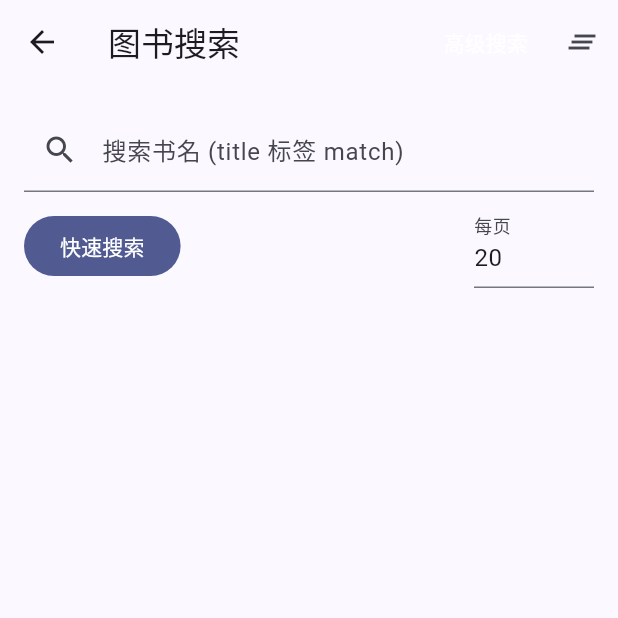
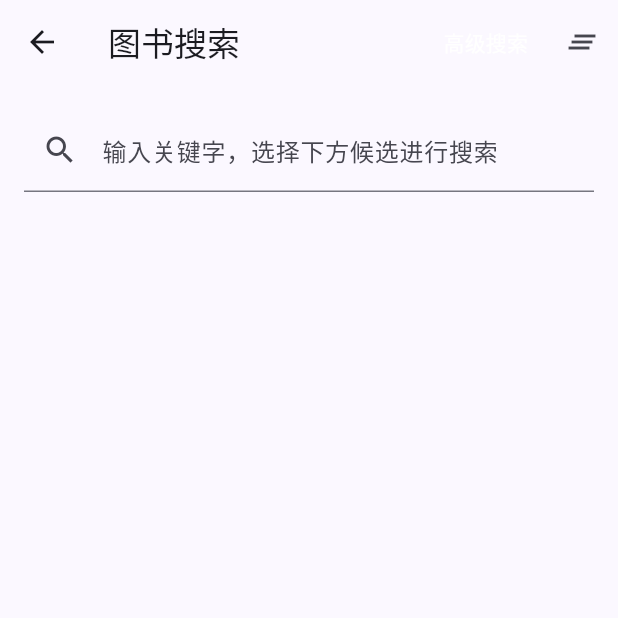
Before and after one commit to enten0103/voidlord, a Flutter app: the BookSearchPage screen opened directly, on a phone screen of 412 x 824 dp, the top half of it. Run offline on Flutter 3.47's test engine with Material 3 defaults, Android fonts, the phone set to English and light mode, and no system bars; our stand-ins replace dio, file_picker, get, shared_preferences; missing offline and left inert: system_fonts, window_manager; accounts and stored records are empty.

Commit message:
feat(search): 简单模式移除按钮并添加标题/作者/分类候选
输入联想候选：标题/作者/分类；选择后使用对应 KEY 的 match 搜索；回车默认 TITLE；支持 CLASS 搜索；控制器添加 searchMatchKey 方法

```diff
--- a/lib/pages/search/book_search_controller.dart
+++ b/lib/pages/search/book_search_controller.dart
@@ -84,8 +84,13 @@ class BookSearchController extends GetxController {
 
   /// 简单模式搜索：按 title 标签做 match
   Future<void> searchSimple({bool reset = true}) async {
+    // 默认使用 TITLE 做匹配
+    await searchMatchKey('TITLE', reset: reset);
+  }
+
+  /// 根据指定标签 key (TITLE/AUTHOR/CLASS 等) 做 match 搜索
+  Future<void> searchMatchKey(String key, {bool reset = true}) async {
     if (loading.value) return;
-    // 将 conditions 暂不参与（保留高级模式配置但不作用）
     searching.value = true;
     if (reset) {
       offset.value = 0;
@@ -96,9 +101,10 @@ class BookSearchController extends GetxController {
     loading.value = true;
     try {
       final q = simpleQuery.value.trim();
-          final List<BookSearchCondition> list = q.isEmpty
-              ? []
-              : [BookSearchCondition(target: 'TITLE', op: 'match', value: q)];
+      final keyUp = key.toUpperCase();
+      final List<BookSearchCondition> list = q.isEmpty
+          ? []
+          : [BookSearchCondition(target: keyUp, op: 'match', value: q)];
       final resp = await api.searchBooks(
         conditions: list,
         limit: limit.value,
--- a/lib/pages/search/book_search_page.dart
+++ b/lib/pages/search/book_search_page.dart
@@ -153,8 +153,7 @@ class BookSearchPage extends GetView<BookSearchController> {
                 enabled: !controller.loading.value,
                 keyboardType: TextInputType.number,
                 decoration: const InputDecoration(labelText: '每页'),
-                controller:
-                    TextEditingController(
+                controller: TextEditingController(
                   text: controller.limit.value.toString(),
                 )
                   ..selection = TextSelection.fromPosition(
@@ -190,68 +189,28 @@ class BookSearchPage extends GetView<BookSearchController> {
           controller: queryCtrl,
           enabled: !controller.loading.value,
           decoration: const InputDecoration(
-            labelText: '搜索书名 (title 标签 match)',
+            labelText: '输入关键字，选择下方候选进行搜索',
             prefixIcon: Icon(Icons.search),
           ),
           onSubmitted: (_) async {
             controller.simpleQuery.value = queryCtrl.text;
-            await controller.searchSimple(reset: true);
+            await controller.searchMatchKey('TITLE', reset: true);
             if (controller.results.isEmpty && controller.error.value == null) {
               SideBanner.warning('未找到匹配书籍');
             }
           },
           onChanged: (v) => controller.simpleQuery.value = v,
         ),
-        const SizedBox(height: 8),
-        Row(
-          children: [
-            FilledButton(
-              onPressed: controller.loading.value
-                  ? null
-                  : () async {
-                      await controller.searchSimple(reset: true);
-                      if (controller.results.isEmpty &&
-                          controller.error.value == null) {
-                        SideBanner.info('无结果, 可尝试开启高级搜索');
-                      }
-                    },
-              child: const Text('快速搜索'),
-            ),
-            const SizedBox(width: 12),
+        const SizedBox(height: 6),
+        _suggestions(context),
         if (controller.loading.value)
-              const SizedBox(
+          const Padding(
+            padding: EdgeInsets.only(top: 8.0),
+            child: SizedBox(
               width: 20,
               height: 20,
               child: CircularProgressIndicator(strokeWidth: 2),
             ),
-            const Spacer(),
-            if (!controller.advancedMode.value)
-              SizedBox(
-                width: 80,
-                child: TextField(
-                  enabled: !controller.loading.value,
-                  keyboardType: TextInputType.number,
-                  decoration: const InputDecoration(labelText: '每页'),
-                  controller:
-                      TextEditingController(
-                          text: controller.limit.value.toString(),
-                        )
-                        ..selection = TextSelection.fromPosition(
-                          TextPosition(
-                            offset: controller.limit.value.toString().length,
-                          ),
-                        ),
-                  onSubmitted: (v) {
-                    final n = int.tryParse(v.trim());
-                    if (n != null && n > 0 && n <= 100) {
-                      controller.limit.value = n;
-                    } else {
-                      SideBanner.warning('范围 1~100');
-                    }
-                  },
-                ),
-              ),
-          ],
           ),
       ],
     );
@@ -341,6 +300,7 @@ class BookSearchPage extends GetView<BookSearchController> {
           if (k == 'TITLE') title = t.value;
           if (k == 'AUTHOR') author = t.value;
           if (k == 'COVER') cover = t.value;
+          // CLASS 目前用于搜索匹配，不在网格展示；如需显示可扩展 BookTile。
         }
         return BookTile(title: title, author: author, cover: cover);
       },
@@ -353,4 +313,45 @@ class BookSearchPage extends GetView<BookSearchController> {
     if (maxWidth < 1024) return 4;
     return 5;
   }
+
+  /// 根据输入展示三个候选：标题/作者/分类
+  Widget _suggestions(BuildContext context) {
+    final q = controller.simpleQuery.value.trim();
+    if (q.isEmpty) return const SizedBox();
+    final List<_Candidate> list = [
+      _Candidate(label: '标题', key: 'TITLE', display: '标题：$q'),
+      _Candidate(label: '作者', key: 'AUTHOR', display: '作者：$q'),
+      _Candidate(label: '分类', key: 'CLASS', display: '分类：$q'),
+    ];
+    return Card(
+      elevation: 2,
+      margin: const EdgeInsets.only(top: 4),
+      child: Column(
+        children: [
+          for (final c in list)
+            ListTile(
+              dense: true,
+              leading: const Icon(Icons.arrow_right),
+              title: Text(c.display),
+              onTap: controller.loading.value
+                  ? null
+                  : () async {
+                      await controller.searchMatchKey(c.key, reset: true);
+                      if (controller.results.isEmpty &&
+                          controller.error.value == null) {
+                        SideBanner.info('未找到匹配结果');
                       }
+                    },
+            ),
+        ],
+      ),
+    );
+  }
+}
+
+class _Candidate {
+  final String label; // 描述性标签
+  final String key; // 用于后端搜索的 KEY
+  final String display; // 展示内容
+  _Candidate({required this.label, required this.key, required this.display});
+}
```
Lines whose indentation alone changed are shown as unchanged.
